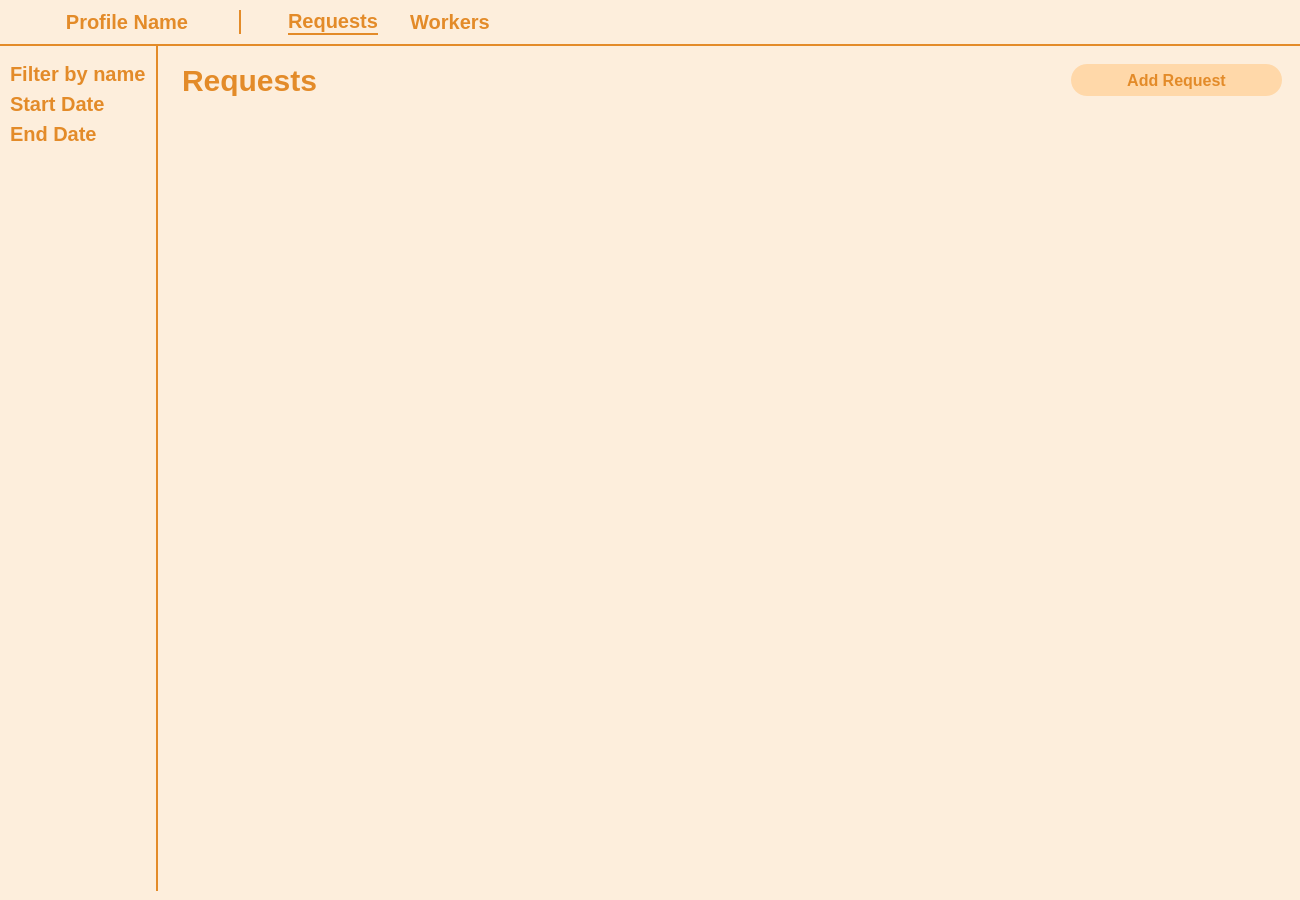
esraa-emary/Task-Worker-Matching, file Forms/home.ui: the form before one commit.
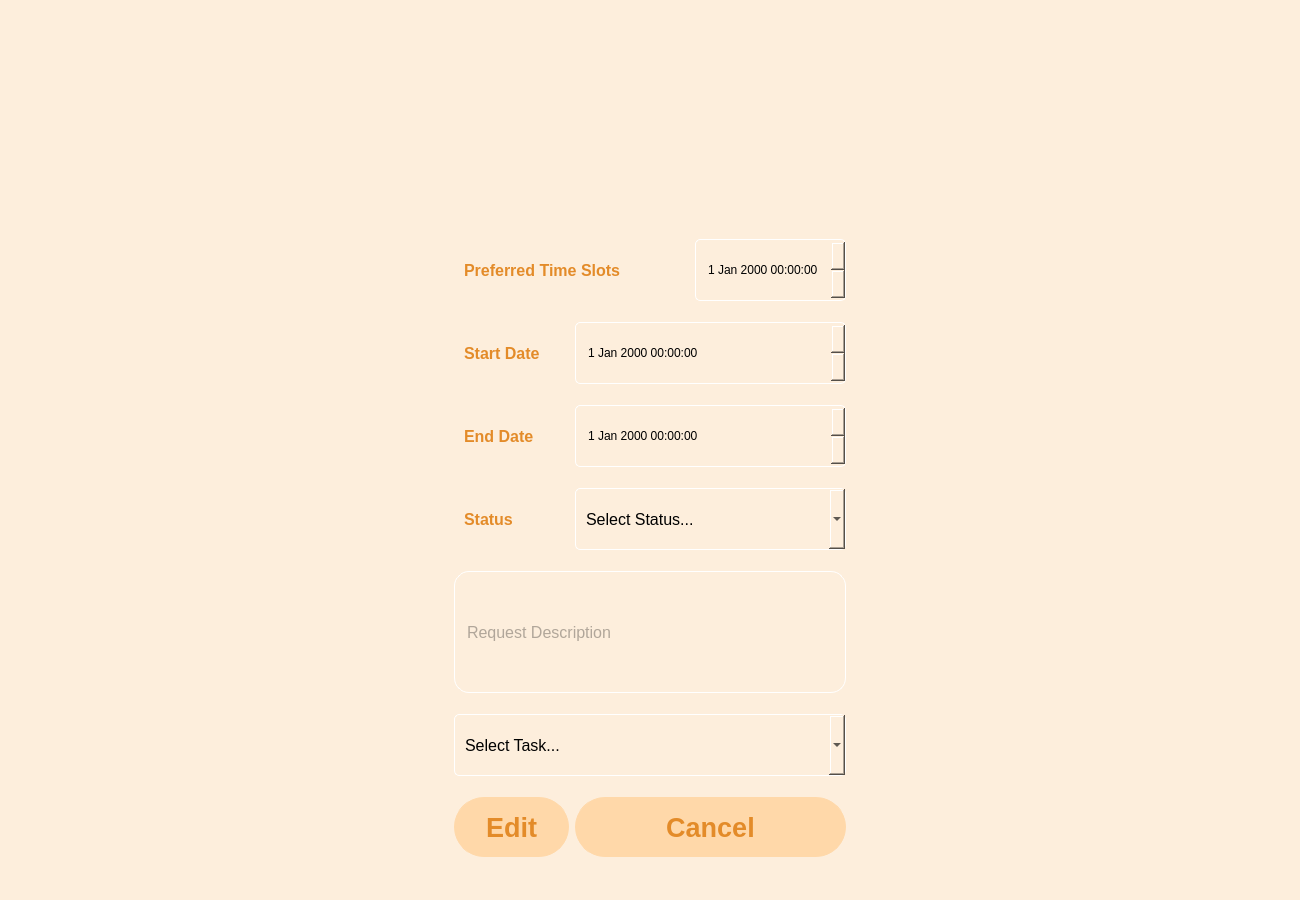
The form after the commit.

Commit message: Add of the edit page and deletion of a request

```diff
--- a/Forms/home.ui
+++ b/Forms/home.ui
@@ -47,7 +47,7 @@
 }</string>
       </property>
       <property name="currentIndex">
-       <number>0</number>
+       <number>6</number>
       </property>
       <widget class="QWidget" name="requestsPage">
        <property name="styleSheet">
@@ -2852,6 +2852,356 @@
         </item>
        </layout>
       </widget>
+      <widget class="QWidget" name="editPage">
+       <layout class="QVBoxLayout" name="verticalLayout_19">
+        <property name="leftMargin">
+         <number>0</number>
+        </property>
+        <property name="topMargin">
+         <number>0</number>
+        </property>
+        <property name="rightMargin">
+         <number>0</number>
+        </property>
+        <property name="bottomMargin">
+         <number>0</number>
+        </property>
+        <item>
+         <widget class="QFrame" name="frame_51">
+          <property name="styleSheet">
+           <string notr="true">#frame_51 {
+    background: qradialgradient(
+        cx: 0.5, cy: 0.5,
+        fx: 0.5, fy: 0.5,
+        radius: 0.5,
+        stop: 0.2981 rgba(241, 166, 97, 255),
+        stop: 1 rgba(227, 139, 41, 255)
+    );
+}
+QFrame {
+    background: transparent;
+    border: none;
+}
+QLineEdit{
+	color: rgb(0, 0, 0,0.6);
+}</string>
+          </property>
+          <property name="frameShape">
+           <enum>QFrame::Shape::StyledPanel</enum>
+          </property>
+          <property name="frameShadow">
+           <enum>QFrame::Shadow::Raised</enum>
+          </property>
+          <layout class="QGridLayout" name="gridLayout_26">
+           <item row="0" column="0">
+            <widget class="QFrame" name="frame_54">
+             <property name="frameShape">
+              <enum>QFrame::Shape::StyledPanel</enum>
+             </property>
+             <property name="frameShadow">
+              <enum>QFrame::Shadow::Raised</enum>
+             </property>
+             <layout class="QGridLayout" name="gridLayout_23">
+              <property name="leftMargin">
+               <number>0</number>
+              </property>
+              <property name="topMargin">
+               <number>0</number>
+              </property>
+              <property name="rightMargin">
+               <number>0</number>
+              </property>
+              <property name="bottomMargin">
+               <number>9</number>
+              </property>
+              <item row="0" column="0">
+               <widget class="QFrame" name="frame_55">
+                <property name="maximumSize">
+                 <size>
+                  <width>410</width>
+                  <height>200</height>
+                 </size>
+                </property>
+                <property name="frameShape">
+                 <enum>QFrame::Shape::StyledPanel</enum>
+                </property>
+                <property name="frameShadow">
+                 <enum>QFrame::Shadow::Raised</enum>
+                </property>
+                <layout class="QGridLayout" name="gridLayout_24">
+                 <item row="0" column="0" colspan="2">
+                  <widget class="QLabel" name="request">
+                   <property name="maximumSize">
+                    <size>
+                     <width>16777215</width>
+                     <height>100</height>
+                    </size>
+                   </property>
+                   <property name="font">
+                    <font>
+                     <pointsize>30</pointsize>
+                     <bold>true</bold>
+                    </font>
+                   </property>
+                   <property name="styleSheet">
+                    <string notr="true">color: #FDEEDC;</string>
+                   </property>
+                   <property name="text">
+                    <string>Request Task</string>
+                   </property>
+                   <property name="alignment">
+                    <set>Qt::AlignmentFlag::AlignCenter</set>
+                   </property>
+                  </widget>
+                 </item>
+                </layout>
+               </widget>
+              </item>
+              <item row="1" column="0">
+               <widget class="QFrame" name="frame_56">
+                <property name="styleSheet">
+                 <string notr="true">QLineEdit,QComboBox,QDateTimeEdit {
+    height: 60px;
+    border-radius: 5px;
+    border: 1px solid #fff;
+    padding-left: 10px;
+    background-color: #FDEEDC;
+}
+
+QLabel{
+	background-color: #FDEEDC;
+color:#E38B29;
+    border-radius: 5px;
+}
+
+QComboBox::drop-down,QComboBox::down-arrow  {
+	margin:20px;
+}
+
+QPushButton{
+	border: 1px solid #FFD8A9;
+    background-color: #FFD8A9;
+border-radius: 30px;
+color:#E38B29;
+}
+
+QPushButton:hover{
+    background-color: #9c6644;
+border: 1px solid #9c6644;
+	color:#FFD8A9;
+transition: all 0.3s ease-in-out;
+}</string>
+                </property>
+                <property name="frameShape">
+                 <enum>QFrame::Shape::StyledPanel</enum>
+                </property>
+                <property name="frameShadow">
+                 <enum>QFrame::Shadow::Raised</enum>
+                </property>
+                <layout class="QGridLayout" name="gridLayout_25">
+                 <item row="0" column="0" colspan="2">
+                  <widget class="QLabel" name="label_8">
+                   <property name="font">
+                    <font>
+                     <pointsize>12</pointsize>
+                     <bold>true</bold>
+                    </font>
+                   </property>
+                   <property name="text">
+                    <string>Preferred Time Slots</string>
+                   </property>
+                   <property name="alignment">
+                    <set>Qt::AlignmentFlag::AlignLeading|Qt::AlignmentFlag::AlignLeft|Qt::AlignmentFlag::AlignVCenter</set>
+                   </property>
+                   <property name="indent">
+                    <number>10</number>
+                   </property>
+                  </widget>
+                 </item>
+                 <item row="0" column="2">
+                  <widget class="QDateTimeEdit" name="preferredTimeSlots"/>
+                 </item>
+                 <item row="3" column="0">
+                  <widget class="QLabel" name="label_11">
+                   <property name="font">
+                    <font>
+                     <pointsize>12</pointsize>
+                     <bold>true</bold>
+                    </font>
+                   </property>
+                   <property name="text">
+                    <string>Status</string>
+                   </property>
+                   <property name="alignment">
+                    <set>Qt::AlignmentFlag::AlignLeading|Qt::AlignmentFlag::AlignLeft|Qt::AlignmentFlag::AlignVCenter</set>
+                   </property>
+                   <property name="indent">
+                    <number>10</number>
+                   </property>
+                  </widget>
+                 </item>
+                 <item row="3" column="1" colspan="2">
+                  <widget class="QComboBox" name="comboBox_2">
+                   <property name="font">
+                    <font>
+                     <pointsize>12</pointsize>
+                    </font>
+                   </property>
+                   <property name="styleSheet">
+                    <string notr="true"/>
+                   </property>
+                   <property name="placeholderText">
+                    <string>Select Status...</string>
+                   </property>
+                   <item>
+                    <property name="text">
+                     <string>Completed</string>
+                    </property>
+                   </item>
+                   <item>
+                    <property name="text">
+                     <string>Pending</string>
+                    </property>
+                   </item>
+                  </widget>
+                 </item>
+                 <item row="5" column="0" colspan="3">
+                  <widget class="QComboBox" name="comboBox">
+                   <property name="font">
+                    <font>
+                     <pointsize>12</pointsize>
+                    </font>
+                   </property>
+                   <property name="styleSheet">
+                    <string notr="true"/>
+                   </property>
+                   <property name="placeholderText">
+                    <string>Select Task...</string>
+                   </property>
+                  </widget>
+                 </item>
+                 <item row="4" column="0" colspan="3">
+                  <widget class="QLineEdit" name="description_2">
+                   <property name="font">
+                    <font>
+                     <pointsize>12</pointsize>
+                    </font>
+                   </property>
+                   <property name="styleSheet">
+                    <string notr="true">QLineEdit{
+	height: 120px;
+	border-radius: 10px;
+	border: 1px solid #fff;
+	padding-left:10px;
+	background-color: #FDEEDC;
+
+border-radius: 15px;
+}</string>
+                   </property>
+                   <property name="placeholderText">
+                    <string>Request Description</string>
+                   </property>
+                  </widget>
+                 </item>
+                 <item row="1" column="0">
+                  <widget class="QLabel" name="label_9">
+                   <property name="font">
+                    <font>
+                     <pointsize>12</pointsize>
+                     <bold>true</bold>
+                    </font>
+                   </property>
+                   <property name="text">
+                    <string>Start Date</string>
+                   </property>
+                   <property name="alignment">
+                    <set>Qt::AlignmentFlag::AlignLeading|Qt::AlignmentFlag::AlignLeft|Qt::AlignmentFlag::AlignVCenter</set>
+                   </property>
+                   <property name="indent">
+                    <number>10</number>
+                   </property>
+                  </widget>
+                 </item>
+                 <item row="2" column="0">
+                  <widget class="QLabel" name="label_10">
+                   <property name="font">
+                    <font>
+                     <pointsize>12</pointsize>
+                     <bold>true</bold>
+                    </font>
+                   </property>
+                   <property name="text">
+                    <string>End Date</string>
+                   </property>
+                   <property name="alignment">
+                    <set>Qt::AlignmentFlag::AlignLeading|Qt::AlignmentFlag::AlignLeft|Qt::AlignmentFlag::AlignVCenter</set>
+                   </property>
+                   <property name="indent">
+                    <number>10</number>
+                   </property>
+                  </widget>
+                 </item>
+                 <item row="1" column="1" colspan="2">
+                  <widget class="QDateTimeEdit" name="startDate_2"/>
+                 </item>
+                 <item row="2" column="1" colspan="2">
+                  <widget class="QDateTimeEdit" name="endDate_2"/>
+                 </item>
+                 <item row="6" column="0">
+                  <widget class="QPushButton" name="edit_2">
+                   <property name="maximumSize">
+                    <size>
+                     <width>16777215</width>
+                     <height>60</height>
+                    </size>
+                   </property>
+                   <property name="font">
+                    <font>
+                     <pointsize>20</pointsize>
+                     <bold>true</bold>
+                    </font>
+                   </property>
+                   <property name="cursor">
+                    <cursorShape>PointingHandCursor</cursorShape>
+                   </property>
+                   <property name="text">
+                    <string>Edit</string>
+                   </property>
+                  </widget>
+                 </item>
+                 <item row="6" column="1" colspan="2">
+                  <widget class="QPushButton" name="cancel">
+                   <property name="maximumSize">
+                    <size>
+                     <width>16777215</width>
+                     <height>60</height>
+                    </size>
+                   </property>
+                   <property name="font">
+                    <font>
+                     <pointsize>20</pointsize>
+                     <bold>true</bold>
+                    </font>
+                   </property>
+                   <property name="cursor">
+                    <cursorShape>PointingHandCursor</cursorShape>
+                   </property>
+                   <property name="text">
+                    <string>Cancel</string>
+                   </property>
+                  </widget>
+                 </item>
+                </layout>
+               </widget>
+              </item>
+             </layout>
+            </widget>
+           </item>
+          </layout>
+         </widget>
+        </item>
+       </layout>
+      </widget>
      </widget>
     </item>
    </layout>
```
Left out of the diff: 93 changed lines with no effect on the pictures. The commit also changes 5 other files.
